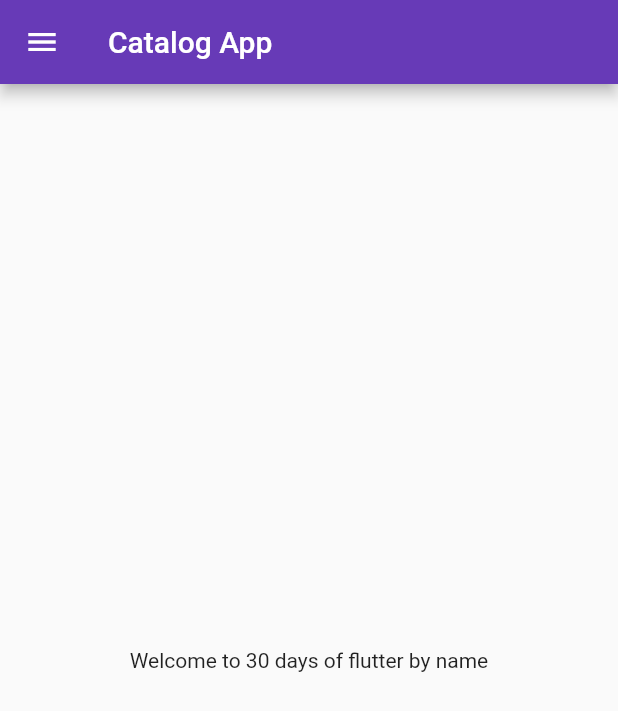
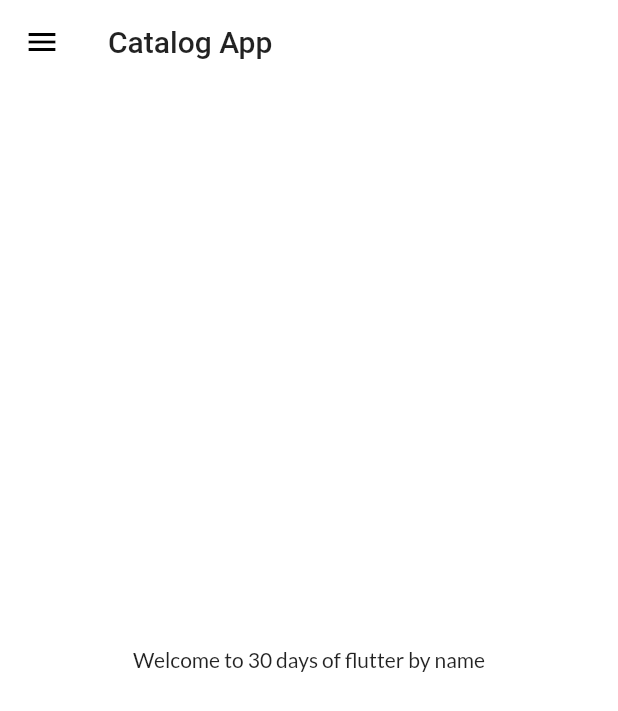
Before and after one commit to iftikh36/Ecommerce_APP, a Flutter app: the screen it shows after launch, on a phone screen of 412 x 824 dp. Shown: the top 711 px of the screen. Run offline on Flutter 3.47's test engine with Material 2 defaults, Android fonts, the phone set to English and light mode, and no system bars; our stand-ins replace google_fonts.

Commit message:
themes extracted

```diff
--- a/lib/main.dart
+++ b/lib/main.dart
@@ -1,6 +1,6 @@
 import 'package:flutter/material.dart';
+import 'package:flutter_application_1/pages/widgets/themes.dart';
 import 'package:flutter_application_1/routes/my_routes.dart';
-import 'package:google_fonts/google_fonts.dart';
 import 'package:flutter_application_1/pages/home_page.dart';
 import 'package:flutter_application_1/pages/login_pages.dart';
 
@@ -13,12 +13,8 @@ class MyApp extends StatelessWidget {
   Widget build(BuildContext context) {
     return MaterialApp(
       themeMode: ThemeMode.light,
-      theme: ThemeData(
-          primarySwatch: Colors.deepPurple,
-          primaryTextTheme: GoogleFonts.latoTextTheme()),
-      darkTheme: ThemeData(
-        brightness: Brightness.dark,
-      ),
+      theme: Mytheme.lightTheme(context),
+      darkTheme: Mytheme.darkTheme(context),
       debugShowCheckedModeBanner: false,
       initialRoute: MyRoutes.homeRoute,
       routes: {
--- a/lib/pages/home_page.dart
+++ b/lib/pages/home_page.dart
@@ -9,6 +9,7 @@ class HomePage extends StatelessWidget {
   @override
   Widget build(BuildContext context) {
     return Scaffold(
+      backgroundColor: Colors.white,
       appBar: AppBar(
         title: Text("Catalog App"),
       ),
--- /dev/null
+++ b/lib/pages/widgets/themes.dart
@@ -0,0 +1,20 @@
+import 'package:flutter/material.dart';
+import 'package:google_fonts/google_fonts.dart';
+
+class Mytheme{
+  static ThemeData lightTheme(BuildContext context)=>  ThemeData(
+          primarySwatch: Colors.deepPurple,
+          fontFamily: GoogleFonts.lato().fontFamily,
+          appBarTheme: AppBarTheme(
+            color: Colors.white,
+            elevation: 0.0,
+            iconTheme: IconThemeData(color: Colors.black),
+            textTheme: Theme.of(context).textTheme,
+          ));
+
+  static ThemeData darkTheme(BuildContext context)=>  ThemeData(
+          brightness: Brightness.dark,
+          );
+
+
+}
```
